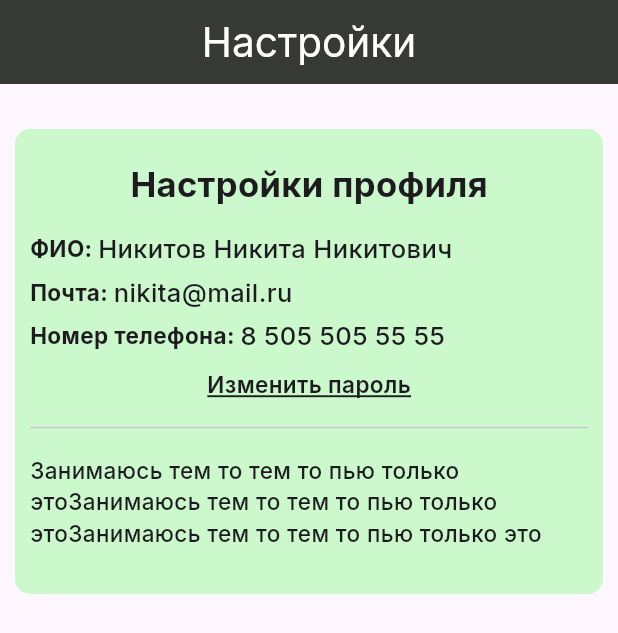
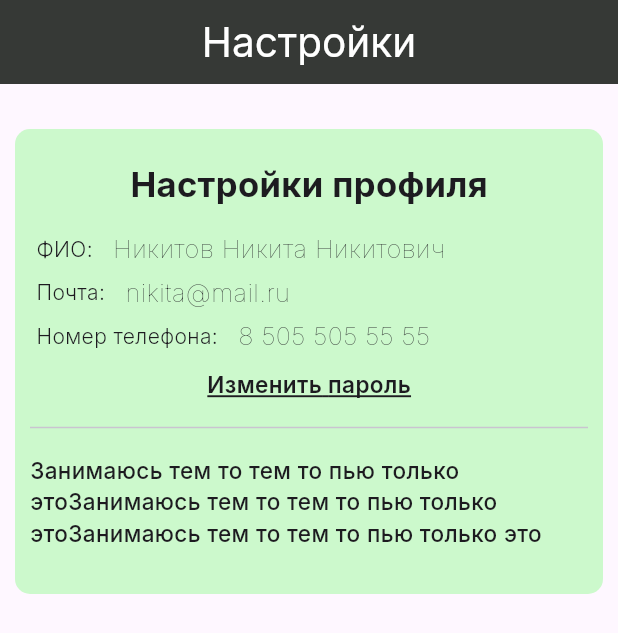
Before and after one commit to RimidalU/freight-carrier-aggregator-screens, a Flutter app: the screen it shows after launch, on a phone screen of 412 x 824 dp. Shown: the top 633 px of the screen. Run offline on Flutter 3.47's test engine with Material 2 defaults, Android fonts, the phone set to English and light mode, and no system bars; our stand-ins replace flutter_svg, google_fonts.

Commit message:
refactor: change row info layout

```diff
--- a/lib/ui/widgets/info_row.dart
+++ b/lib/ui/widgets/info_row.dart
@@ -15,19 +15,20 @@ class InfoRow extends StatelessWidget {
     return Row(
       children: [
         Text(
-          title,
+          ' $title ',
           style: const TextStyle(
-            fontWeight: FontWeight.bold,
-            fontSize: 15,
+            fontWeight: FontWeight.w300,
+            fontSize: 14,
           ),
         ),
         Expanded(
           child: Text(
             titleDescription.isEmpty
-                ? 'не добавленo'
-                : titleDescription.toString(),
+                ? 'Hе добавленo'
+                : ' ${titleDescription.toString()}',
             style: const TextStyle(
-              fontWeight: FontWeight.w500,
+              fontWeight: FontWeight.w100,
+              // fontStyle: FontStyle.,
               fontSize: 17,
               overflow: TextOverflow.fade,
             ),
```
